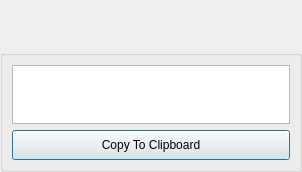
Above: GoTvApps/GoTvCommon/Forms/ActivityViewLog.ui from brettrjones/gotvptop before the change. Below: the same form after it.
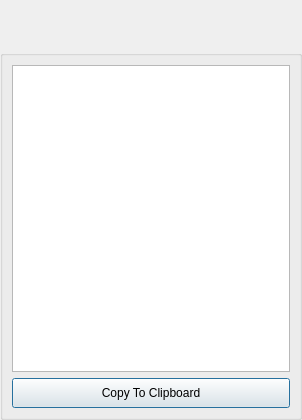
That is the form after the change. Icons and pictures are not drawn. Custom widgets are drawn as their Qt base class.

```diff
--- a/GoTvApps/GoTvCommon/Forms/ActivityViewLog.ui
+++ b/GoTvApps/GoTvCommon/Forms/ActivityViewLog.ui
@@ -7,7 +7,7 @@
     <x>0</x>
     <y>0</y>
     <width>302</width>
-    <height>172</height>
+    <height>420</height>
    </rect>
   </property>
   <property name="sizePolicy">
@@ -25,95 +25,12 @@
   <property name="maximumSize">
    <size>
     <width>16777215</width>
-    <height>172</height>
+    <height>16777215</height>
    </size>
   </property>
   <property name="windowTitle">
    <string>Debug Settings</string>
   </property>
-  <property name="styleSheet">
-   <string notr="true">QDialog#ActivityAbout
-{   
-color: transparent;
-background-color: transparent;
-border: 1px solid transparent;
-border-radius: 8px; 
-}
-
-#StyledDlgTitleBox
-{   
-color: black;
-background-color: rgb(50,238,17);
-border: 2px solid green;
-border-top-left-radius: 8px; 
-border-top-right-radius: 8px;
-}
-
-#StyledDlgTitleLabel
-{   
-color: black;
-}
-
-#StyledDlgItemsBox
-{   
-background-color: rgb(50,238,17);
-border: 2px solid green;
-border-top-color: green; 
-border-bottom-left-radius: 8px; 
-border-bottom-right-radius: 8px;
-}
-QPushButton#CancelButton
-{
-color: white;
-font: bold 14px;
-border-width: 10;
-border-image: url(:/MyP2PWeb/Resources/button_green_normal.png) 10;
-padding: -10;
-}
-QPushButton#CancelButton:pressed
-{
-border-width: 10;
-border-image: url(:/MyP2PWeb/Resources/button_green_pressed.png) 10;
-padding: -10;
-}
-QPushButton#AcceptButton
-{
-color: white;
-font: bold 14px;
-border-width: 10;
-border-image: url(:/MyP2PWeb/Resources/button_green_normal.png) 10;
-padding: -10;
-}
-QPushButton#AcceptButton:pressed
-{
-border-width: 10;
-border-image: url(:/MyP2PWeb/Resources/button_green_pressed.png) 10;
-padding: -10;
-}
-QPushButton#ViewLogButton
-{
-color: white;
-font: bold 14px;
-border-width: 10;
-border-image: url(:/MyP2PWeb/Resources/button_green_normal.png) 10;
-padding: -10;
-}
-QPushButton#ViewLogButton:pressed
-{
-border-width: 10;
-border-image: url(:/MyP2PWeb/Resources/button_green_pressed.png) 10;
-padding: -10;
-}
-QLabel#PermissionLabel
-{
-font: bold 14px;
-}
-QLineEdit#FileNameEdit
-{
-background-color: rgb(238,238,238);
-}
-QPlainTextEdit#OfferMsgEdit</string>
-  </property>
   <layout class="QVBoxLayout" name="verticalLayout">
    <property name="spacing">
     <number>0</number>
@@ -195,6 +112,12 @@
    <header>TitleBarWidget.h</header>
    <container>1</container>
   </customwidget>
+  <customwidget>
+   <class>BottomBarWidget</class>
+   <extends>QWidget</extends>
+   <header location="global">BottomBarWidget.h</header>
+   <container>1</container>
+  </customwidget>
  </customwidgets>
  <resources/>
  <connections/>
```
Left out of the diff: 30 changed lines with no effect on the pictures.
